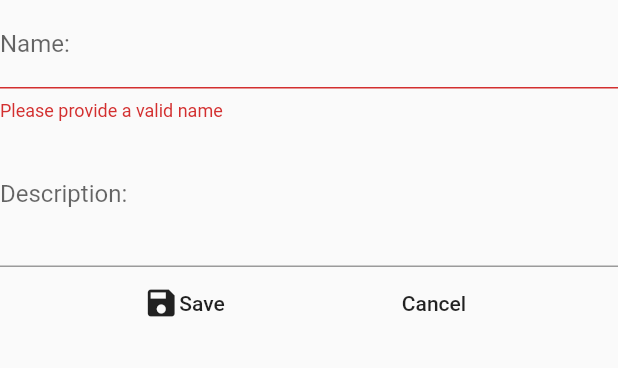
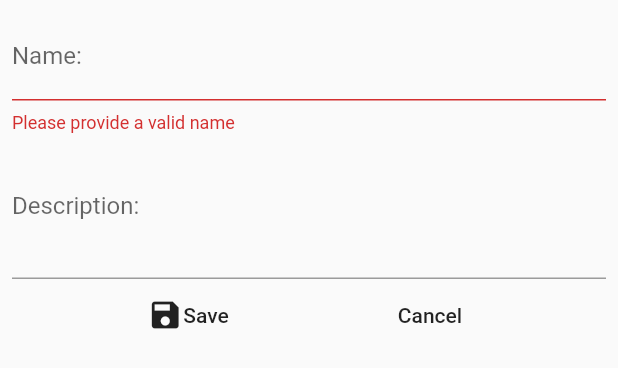
Before and after one commit to Tetradynamia/small-groups-organize, a Flutter app: the EditGroupsScreen widget shown alone on an empty page, opened directly, after a tap on "Save", on a phone screen of 412 x 824 dp. Shown: the top 368 px of the screen. Run offline on Flutter 3.47's test engine with Material 2 defaults, Android fonts, the phone set to English and light mode, and no system bars.

Commit message:
Adding a group works.

```diff
--- a/lib/screens/edit_groups_screen.dart
+++ b/lib/screens/edit_groups_screen.dart
@@ -27,9 +27,10 @@ class _EditGroupsScreenState extends State<EditGroupsScreen> {
   };
   var _isInit = true;
   String _oldName;
+  var _isLoading = false;
 
   @override
-  void didChangeDependencies() {
+  didChangeDependencies() {
     if (_isInit) {
       if (widget.groupId != null) {
         _editedGroup = Provider.of<MembersGroupsModel>(context, listen: false)
@@ -53,12 +54,16 @@ class _EditGroupsScreenState extends State<EditGroupsScreen> {
     super.dispose();
   }
 
-  void _saveForm() {
+  Future<void> _saveForm() async {
     final _isValid = _form.currentState.validate();
     if (!_isValid) {
       return;
     }
     _form.currentState.save();
+    setState(() {
+      _isLoading = true;
+    });
+
     if (_editedGroup.groupId != null) {
       Provider.of<MembersGroupsModel>(context, listen: false)
           .updateGroup(_editedGroup.groupId, _editedGroup);
@@ -68,16 +73,49 @@ class _EditGroupsScreenState extends State<EditGroupsScreen> {
             .where((member) => member.groupName == _oldName)
             .forEach((member) => member.groupName = _editedGroup.groupName);
       }
+
+      setState(() {
+        _isLoading = false;
+      });
+      Navigator.of(context).pop();
     } else {
-      Provider.of<MembersGroupsModel>(context, listen: false)
+      try {
+        await Provider.of<MembersGroupsModel>(context, listen: false)
             .addGroup(_editedGroup);
+      } catch (error) {
+        await showDialog<Null>(
+          context: context,
+          builder: (ctx) => AlertDialog(
+            title: Text('An error occured!'),
+            content: Text('Something went wrong!'),
+            actions: [
+              FlatButton(
+                  onPressed: () {
+                    Navigator.of(context).pop();
+                  },
+                  child: Text('Okay'))
+            ],
+          ),
+        );
+      } finally {
+        setState(() {
+          _isLoading = false;
+        });
+        Navigator.of(context).pop();
       }
-    Navigator.of(context).pop();
+    }
+    // Navigator.of(context).pop();
   }
 
   @override
   Widget build(BuildContext context) {
-    return Form(
+    return  _isLoading
+        ? Center(
+            child: CircularProgressIndicator(),
+          )
+        : Padding(
+      padding: const EdgeInsets.all(8.0),
+      child: Form(
         key: _form,
         child: SingleChildScrollView(
           child: Column(children: [
@@ -131,6 +169,7 @@ class _EditGroupsScreenState extends State<EditGroupsScreen> {
             ])
           ]),
         ),
+      ),
     );
   }
 }
--- a/pubspec.yaml
+++ b/pubspec.yaml
@@ -21,6 +21,8 @@ dependencies:
     sdk: flutter
   provider: ^4.0.4
   intl: ^0.16.1
+  http: ^0.12.0+4
+
 
   # The following adds the Cupertino Icons font to your application.
   # Use with the CupertinoIcons class for iOS style icons.
```
Also changed, not shown: lib/models/members_groups_model.dart (+28 -32 lines), pubspec.lock. Lines whose indentation alone changed are shown as unchanged.
